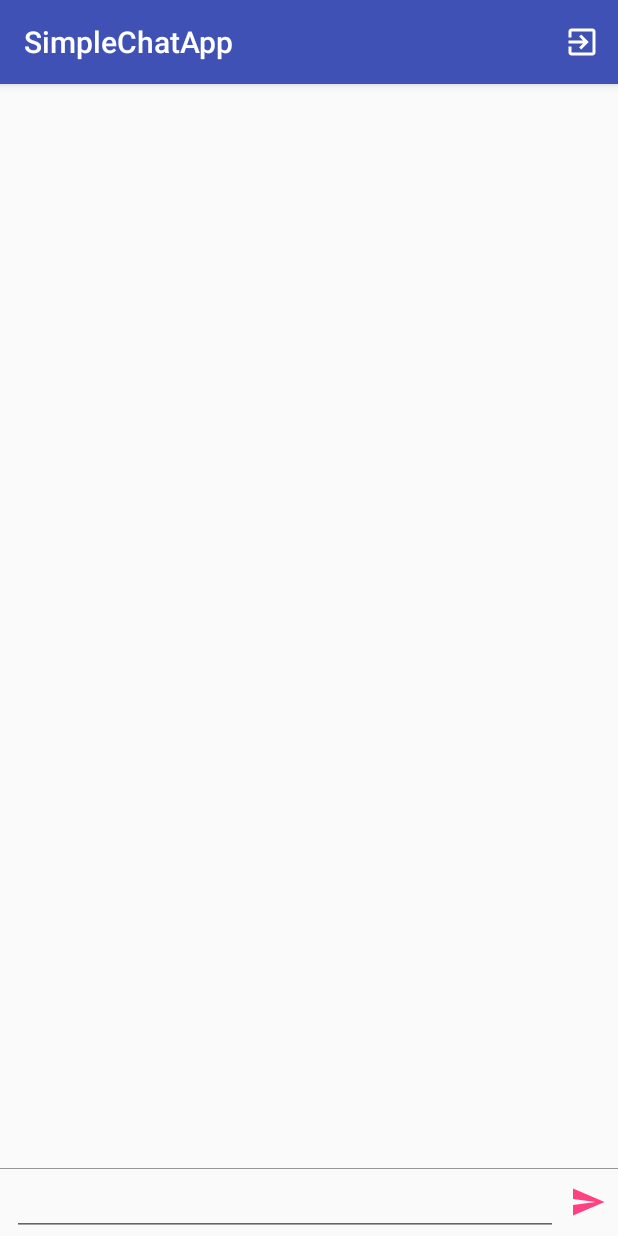
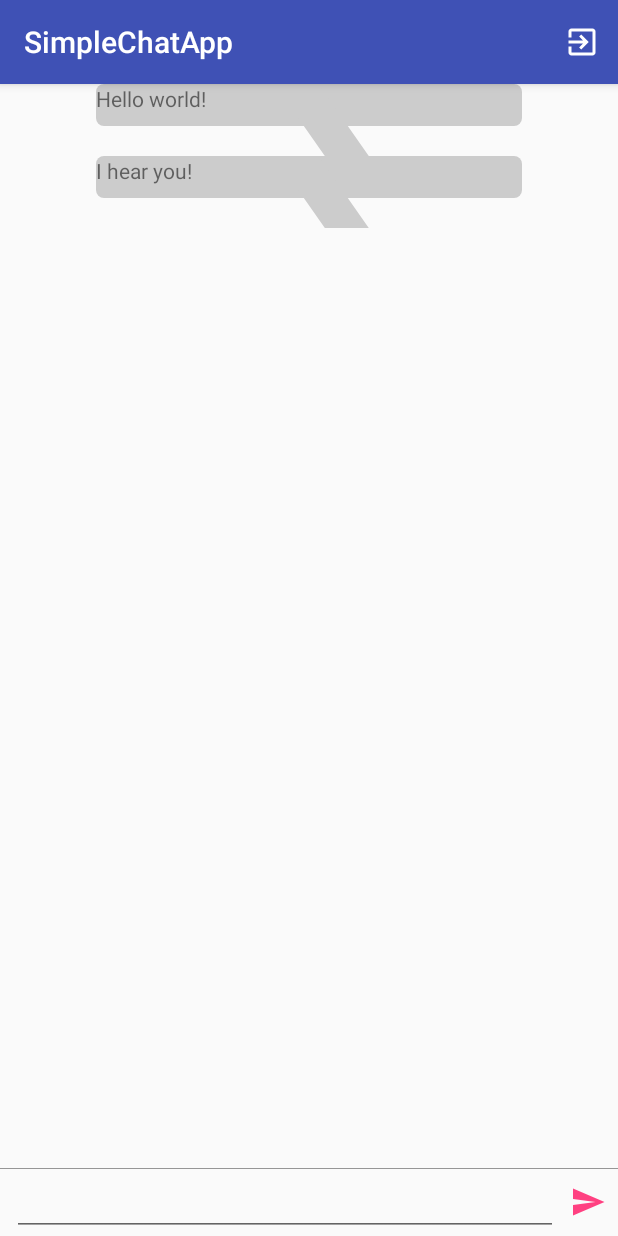
Before and after one commit to J15t98J/SimpleChatApp, an Android app: the screen it shows after launch once a user with an empty profile is signed in (MainActivity), on a phone screen of 412 x 824 dp. Run offline under Robolectric (Android 15) with nearby library versions, the phone set to English and light mode, and no system bars; our stand-ins replace CircleImageView, Firebase (no records; nobody signed in at launch, a user with empty details on screens opened directly).

Commit message:
WIP RecyclerView

```diff
--- a/app/build.gradle
+++ b/app/build.gradle
@@ -29,13 +29,16 @@ dependencies {
     compile 'com.android.support:design:24.1.1'
     compile 'com.android.support.constraint:constraint-layout:1.0.0-alpha4'
     compile 'com.android.support:support-v4:24.1.1'
-    compile 'com.google.android.gms:play-services-auth:9.2.1'
-    compile 'com.google.firebase:firebase-core:9.2.1'
-    compile 'com.google.firebase:firebase-auth:9.2.1'
-    compile 'com.google.firebase:firebase-database:9.2.1'
-    compile 'com.google.firebase:firebase-messaging:9.2.1'
+    compile 'com.google.android.gms:play-services-auth:9.4.0'
+    compile 'com.google.firebase:firebase-core:9.4.0'
+    compile 'com.google.firebase:firebase-auth:9.4.0'
+    compile 'com.google.firebase:firebase-database:9.4.0'
+    compile 'com.google.firebase:firebase-messaging:9.4.0'
+    compile 'com.android.support:recyclerview-v7:24.1.1'
+
+    compile 'de.hdodenhof:circleimageview:2.1.0'
+
     testCompile 'junit:junit:4.12'
-    compile 'com.android.support:recyclerview-v7:24.1.1'
 }
 
 
--- a/app/src/main/java/uk/co/j15t98j/simplechatapp/MainActivity.java
+++ b/app/src/main/java/uk/co/j15t98j/simplechatapp/MainActivity.java
@@ -3,17 +3,40 @@ package uk.co.j15t98j.simplechatapp;
 import android.content.Intent;
 import android.support.v7.app.AppCompatActivity;
 import android.os.Bundle;
+import android.support.v7.widget.LinearLayoutManager;
+import android.support.v7.widget.RecyclerView;
 import android.view.Menu;
 import android.view.MenuItem;
 
 import com.google.firebase.auth.FirebaseAuth;
 
+import java.util.ArrayList;
+import java.util.HashMap;
+import java.util.List;
+
+import uk.co.j15t98j.simplechatapp.util.Message;
+import uk.co.j15t98j.simplechatapp.util.MessageAdapter;
+import uk.co.j15t98j.simplechatapp.util.MessageType;
+
 public class MainActivity extends AppCompatActivity {
+
+    private RecyclerView list;
+    private MessageAdapter adapter;
+
+    private List<Message> data;
 
     @Override
     protected void onCreate(Bundle savedInstanceState) {
         super.onCreate(savedInstanceState);
         setContentView(getLayoutInflater().inflate(R.layout.activity_main, null));
+
+        list = (RecyclerView)findViewById(R.id.recyclerView);
+        list.setLayoutManager(new LinearLayoutManager(this));
+        list.setAdapter((adapter = new MessageAdapter((data = new ArrayList<>()))));
+
+        data.add(new Message("Hello world!", null, MessageType.SENT));
+        data.add(new Message("I hear you!", null, MessageType.RECEIVED));
+        adapter.notifyDataSetChanged();
     }
 
     public boolean onCreateOptionsMenu(Menu menu) {
--- /dev/null
+++ b/app/src/main/java/uk/co/j15t98j/simplechatapp/util/Message.java
@@ -0,0 +1,27 @@
+package uk.co.j15t98j.simplechatapp.util;
+
+import java.util.Date;
+
+public class Message {
+    private String content;
+    private Date timestamp;
+    private MessageType type;
+
+    public Message(String content, Date timestamp, MessageType type) {
+        this.content = content;
+        this.timestamp = timestamp;
+        this.type = type;
+    }
+
+    public String getContent() {
+        return content;
+    }
+
+    public Date getTimestamp() {
+        return timestamp;
+    }
+
+    public MessageType getType() {
+        return type;
+    }
+}
--- /dev/null
+++ b/app/src/main/java/uk/co/j15t98j/simplechatapp/util/MessageAdapter.java
@@ -0,0 +1,50 @@
+package uk.co.j15t98j.simplechatapp.util;
+
+import android.support.v7.widget.RecyclerView;
+import android.view.LayoutInflater;
+import android.view.View;
+import android.view.ViewGroup;
+import android.widget.LinearLayout;
+import android.widget.TextView;
+
+import java.util.HashMap;
+import java.util.List;
+
+import uk.co.j15t98j.simplechatapp.R;
+
+public class MessageAdapter extends RecyclerView.Adapter {
+
+    private List<Message> data;
+
+    public MessageAdapter(List<Message> data) {
+        this.data = data;
+    }
+
+    private static class ViewHolder extends RecyclerView.ViewHolder {
+        LinearLayout item;
+        TextView contentView;
+
+        ViewHolder(LinearLayout v) {
+            super(v);
+            item = v;
+
+            contentView = (TextView)item.findViewById(R.id.message_content);
+        }
+    }
+
+    public RecyclerView.ViewHolder onCreateViewHolder(ViewGroup parent, int viewType) {
+        View v = LayoutInflater.from(parent.getContext()).inflate(R.layout.message_left, parent, false);
+        return new ViewHolder((LinearLayout)v);
+    }
+
+    @Override
+    public void onBindViewHolder(RecyclerView.ViewHolder holder, int position) {
+        Message message = data.get(position);
+        ((ViewHolder)holder).contentView.setText(message.getContent());
+    }
+
+    @Override
+    public int getItemCount() {
+        return data.size();
+    }
+}
--- /dev/null
+++ b/app/src/main/java/uk/co/j15t98j/simplechatapp/util/MessageType.java
@@ -0,0 +1,6 @@
+package uk.co.j15t98j.simplechatapp.util;
+
+public enum MessageType {
+    SENT,
+    RECEIVED
+}
--- /dev/null
+++ b/app/src/main/res/drawable/bubble_left.xml
@@ -0,0 +1,19 @@
+<?xml version="1.0" encoding="utf-8"?>
+<layer-list xmlns:android="http://schemas.android.com/apk/res/android" >
+
+    <item android:bottom="20dp">
+        <shape android:shape="rectangle" >
+            <solid android:color="#CCC" />
+            <corners android:radius="5dp" />
+        </shape>
+    </item>
+
+    <item android:bottom="24dp">
+        <rotate android:fromDegrees="55" android:toDegrees="0">
+            <shape android:shape="rectangle">
+                <solid android:color="#CCC" />
+                <corners android:radius="5dp" />
+            </shape>
+        </rotate>
+    </item>
+</layer-list>
--- /dev/null
+++ b/app/src/main/res/drawable/bubble_right.xml
@@ -0,0 +1,19 @@
+<?xml version="1.0" encoding="utf-8"?>
+<layer-list xmlns:android="http://schemas.android.com/apk/res/android" >
+
+    <item android:bottom="20dp">
+        <shape android:shape="rectangle" >
+            <solid android:color="@color/background" />
+            <corners android:radius="5dp" />
+        </shape>
+    </item>
+
+    <item android:bottom="24dp">
+        <rotate android:fromDegrees="-55" android:toDegrees="0">
+            <shape android:shape="rectangle">
+                <solid android:color="@color/background" />
+                <corners android:radius="5dp" />
+            </shape>
+        </rotate>
+    </item>
+</layer-list>
--- a/app/src/main/res/layout/activity_main.xml
+++ b/app/src/main/res/layout/activity_main.xml
@@ -1,22 +1,19 @@
 <?xml version="1.0" encoding="utf-8"?>
-<android.support.constraint.ConstraintLayout
-    xmlns:android="http://schemas.android.com/apk/res/android"
-    xmlns:app="http://schemas.android.com/apk/res-auto"
-    xmlns:tools="http://schemas.android.com/tools"
-
+<android.support.constraint.ConstraintLayout xmlns:android="http://schemas.android.com/apk/res/android" xmlns:app="http://schemas.android.com/apk/res-auto" xmlns:tools="http://schemas.android.com/tools"
     tools:context="uk.co.j15t98j.simplechatapp.MainActivity"
 
     android:id="@+id/activity_main"
     android:layout_width="match_parent"
-    android:layout_height="match_parent">
+    android:layout_height="match_parent"
+
+    android:layout_marginStart="16dp"
+    android:layout_marginEnd="16dp">
 
     <android.support.v7.widget.RecyclerView
         android:id="@+id/recyclerView"
         android:layout_width="0dp"
         android:layout_height="0dp"
-        android:layout_marginStart="16dp"
-        android:layout_marginEnd="16dp"
-        android:layout_marginTop="16dp"
+
 
         app:layout_constraintTop_toTopOf="@id/activity_main"
         app:layout_constraintLeft_toLeftOf="@id/activity_main"
--- /dev/null
+++ b/app/src/main/res/layout/message_left.xml
@@ -0,0 +1,23 @@
+<?xml version="1.0" encoding="utf-8"?>
+<LinearLayout xmlns:android="http://schemas.android.com/apk/res/android" xmlns:app="http://schemas.android.com/apk/res-auto"
+    android:layout_height="wrap_content"
+    android:layout_width="match_parent"
+    android:layout_marginEnd="64dp"
+    android:orientation="horizontal">
+
+    <de.hdodenhof.circleimageview.CircleImageView
+        android:layout_height="48dp"
+        android:layout_width="48dp"
+        android:layout_marginEnd="16dp"
+        app:civ_border_width="2dp"
+        app:civ_border_color="@color/colorPrimary" />
+
+    <TextView
+        android:id="@+id/message_content"
+        android:layout_height="wrap_content"
+        android:layout_width="0dp"
+        android:minHeight="48dp"
+        android:layout_weight="1"
+        android:paddingBottom="24dp"
+        android:background="@drawable/bubble_left" />
+</LinearLayout>
```
